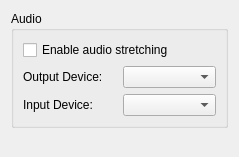
Above: src/citra_qt/configuration/configure_audio.ui from grimtnt/citra before the change. Below: the same form after it.
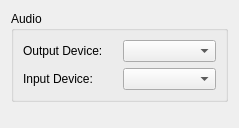
That is the form after the change.

```diff
--- a/src/citra_qt/configuration/configure_audio.ui
+++ b/src/citra_qt/configuration/configure_audio.ui
@@ -7,7 +7,7 @@
     <x>0</x>
     <y>0</y>
     <width>239</width>
-    <height>157</height>
+    <height>128</height>
    </rect>
   </property>
   <layout class="QVBoxLayout">
@@ -17,16 +17,6 @@
       <string>Audio</string>
      </property>
      <layout class="QVBoxLayout">
-      <item>
-       <widget class="QCheckBox" name="toggle_audio_stretching">
-        <property name="toolTip">
-         <string>This post-processing effect adjusts audio speed to match emulation speed and helps prevent audio stutter. This however increases audio latency.</string>
-        </property>
-        <property name="text">
-         <string>Enable audio stretching</string>
-        </property>
-       </widget>
-      </item>
       <item>
        <layout class="QHBoxLayout" name="output">
         <item>
```
